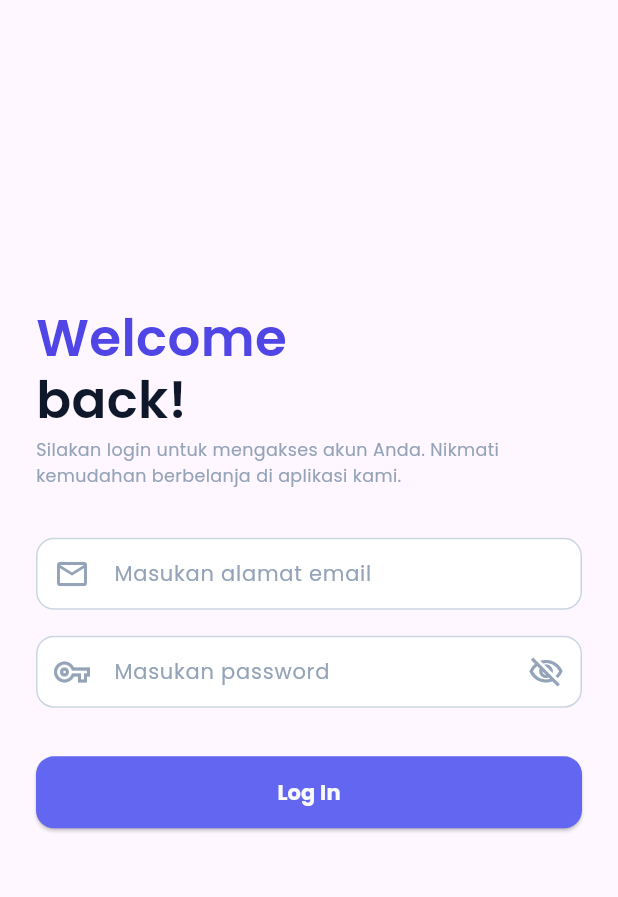
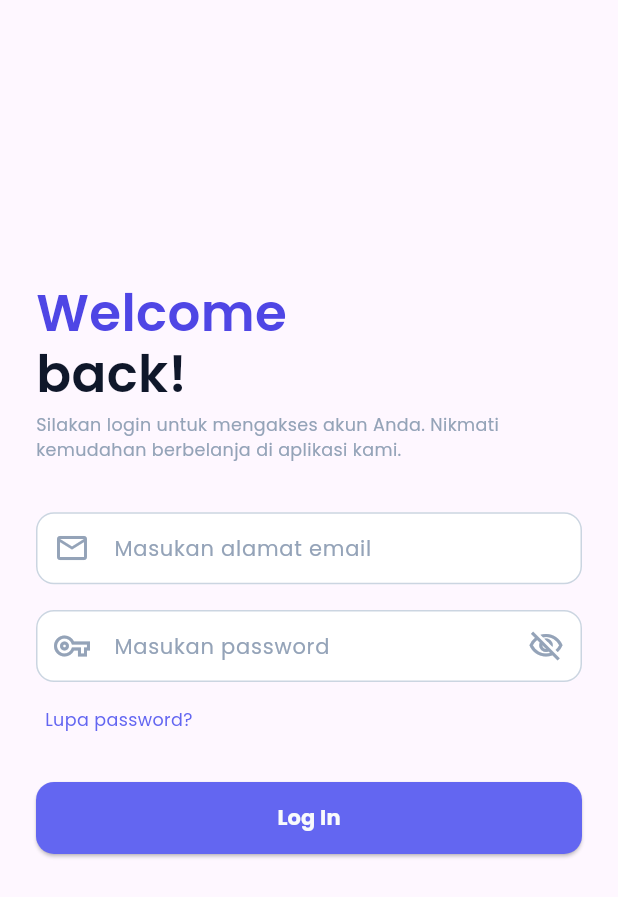
Before and after one commit to siwakasen/mobile_p3l, a Flutter app: the screen it shows after launch, on a phone screen of 412 x 824 dp. Shown: the top 897 px of the screen. Run offline on Flutter 3.47's test engine with Material 3 defaults, Android fonts, the phone set to English and light mode, and no system bars; our stand-ins replace dio, email_validator, font_awesome_flutter, page_transition, responsive_sizer, salomon_bottom_bar and 2 more.

Commit message:
tambah fitur lupa password

```diff
--- a/lib/auth/screens/login_screen.dart
+++ b/lib/auth/screens/login_screen.dart
@@ -75,6 +75,7 @@ class _LoginScreenState extends State<LoginScreen> {
                 child: Form(
                   key: _formKey,
                   child: Column(
+                    crossAxisAlignment: CrossAxisAlignment.start,
                     children: <Widget>[
                       Container(
                         margin: EdgeInsets.symmetric(vertical: 12.sp),
@@ -156,6 +157,24 @@ class _LoginScreenState extends State<LoginScreen> {
                         ),
                       ),
                       Container(
+                          margin: EdgeInsets.only(
+                              top: 12.sp, bottom: 12.sp, left: 10.sp),
+                          child: InkWell(
+                            onTap: () {
+                              Navigator.of(context)
+                                  .pushNamed('/forget-password');
+                            },
+                            child: Text(
+                              'Lupa password?',
+                              style: TextStyle(
+                                fontFamily: "Poppins",
+                                fontWeight: FontWeight.normal,
+                                fontSize: 14.sp,
+                                color: indigo[500],
+                              ),
+                            ),
+                          )),
+                      Container(
                         margin: EdgeInsets.only(top: 20.sp),
                         child: AuthButtonWidget(
                           color: isSubmitting ? slate[300] : indigo[500],
--- a/lib/profile/screens/user_profile_screen.dart
+++ b/lib/profile/screens/user_profile_screen.dart
@@ -220,7 +220,8 @@ class _UserProfileScreenState extends State<UserProfileScreen> {
                         final res = await ChangePasswordController()
                             .sendRequest(email!);
                         if (res.statusCode == 200) {
-                          Navigator.of(context).pushNamed("/change-password");
+                          Navigator.of(context)
+                              .pushNamed("/change-password", arguments: '');
                           toast(context, res.data['message'],
                               ToastificationType.success);
                         } else {
--- a/lib/routes/app_route.dart
+++ b/lib/routes/app_route.dart
@@ -1,6 +1,7 @@
 import 'package:flutter/material.dart';
 import 'package:mobile_p3l/auth/screens/login_screen.dart';
 import 'package:mobile_p3l/home/buttom_navbar.dart';
+import 'package:mobile_p3l/home/screens/email_verification%20_screen.dart';
 import 'package:mobile_p3l/home/screens/mo_home_screen.dart';
 import 'package:mobile_p3l/home/screens/user_home_screen.dart';
 import 'package:mobile_p3l/profile/screens/change_password_screen.dart';
@@ -11,6 +12,7 @@ class AppRoute {
   static const String dashboard = "/dashboard";
   static const String homeUser = '/home/user';
   static const String homeMo = '/home/mo';
+  static const String forgetPassword = '/forget-password';
   static const String changePassword = '/change-password';
 
   static Route<dynamic>? generateRoute(RouteSettings settings,
@@ -38,9 +40,16 @@ class AppRoute {
             ),
             type: PageTransitionType.fade,
             duration: const Duration(milliseconds: 400));
+      case forgetPassword:
+        return PageTransition(
+            child: const EmailVerificationScreen(),
+            type: PageTransitionType.fade,
+            duration: const Duration(milliseconds: 400));
       case changePassword:
         return PageTransition(
-            child: const ChangePasswordScreen(),
+            child: ChangePasswordScreen(
+              email: settings.arguments as String,
+            ),
             type: PageTransitionType.fade,
             duration: const Duration(milliseconds: 400));
       default:
--- a/pubspec.yaml
+++ b/pubspec.yaml
@@ -17,6 +17,7 @@ dependencies:
   page_transition: ^2.1.0
   font_awesome_flutter: ^9.0.0
   intl: ^0.17.0
+  email_validator: ^2.0.1
 
 dev_dependencies:
   flutter_test:
```
Also changed, not shown: lib/home/screens/email_verification _screen.dart (added, +177 -0 lines), lib/profile/screens/change_password_screen.dart (+26 -9 lines), pubspec.lock.
